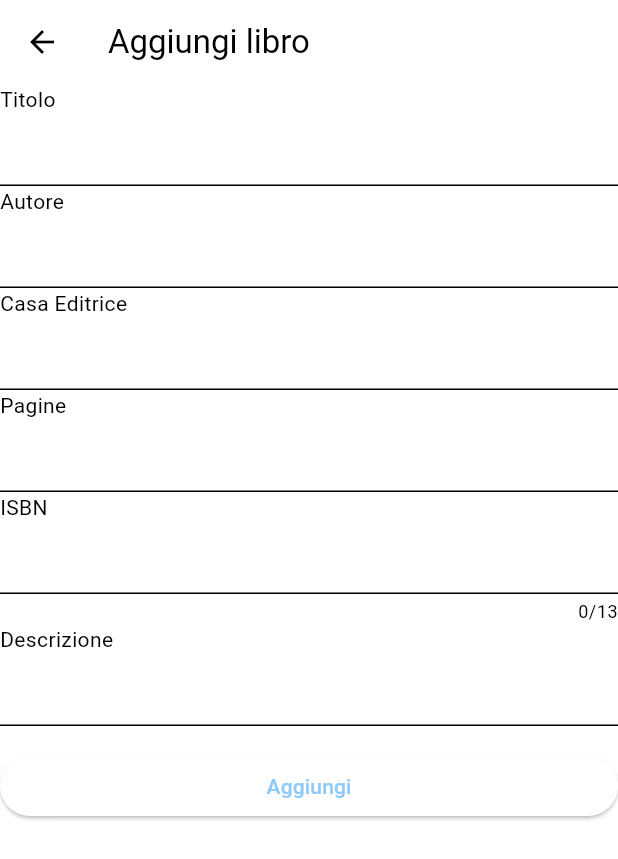
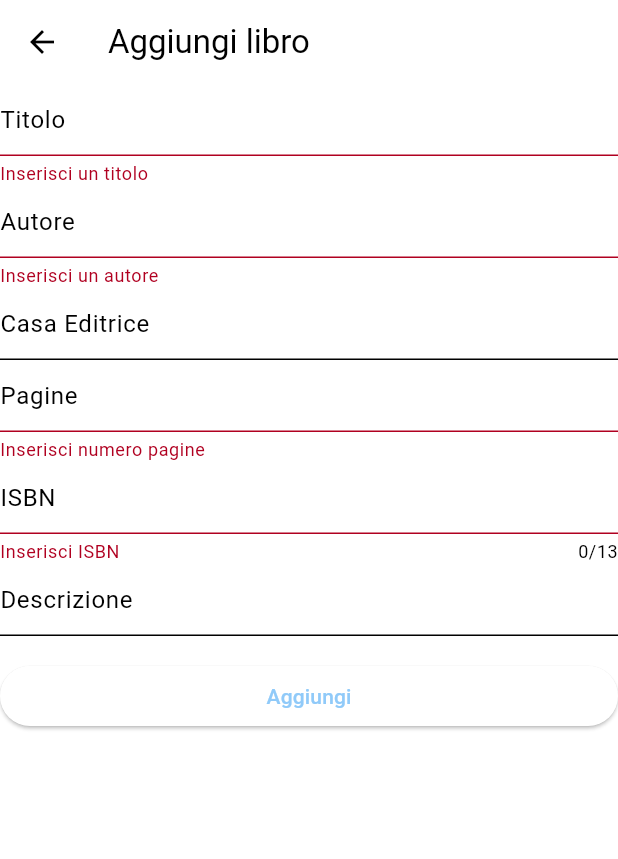
Before and after one commit to coglialoro/bookwarm, a Flutter app: the AggiungiLibroManuale screen opened directly, after a tap on "Aggiungi", on a phone screen of 412 x 824 dp. Shown: the top 859 px of the screen. Run offline on Flutter 3.47's test engine with Material 3 defaults, Android fonts, the light colour scheme and no system bars; our stand-ins replace hive, hive_flutter; missing offline and left inert: flutter_barcode_scanner; accounts and stored records are empty.

Commit message:
Sistemato bug copertina. Aggiunta validazione form aggiunta libro manuale

```diff
--- a/lib/schermate/aggiungi_libro_manuale.dart
+++ b/lib/schermate/aggiungi_libro_manuale.dart
@@ -11,6 +11,8 @@ class AggiungiLibroManuale extends StatefulWidget {
 }
 
 class _AggiungiLibroManualeState extends State<AggiungiLibroManuale> {
+  final formKey = GlobalKey<FormState>();
+
   final controllerTitolo = TextEditingController();
   final controllerAutore = TextEditingController();
   final controllerCasaEditrice = TextEditingController();
@@ -43,39 +45,70 @@ class _AggiungiLibroManualeState extends State<AggiungiLibroManuale> {
       appBar: AppBar(
         title: const Text("Aggiungi libro"),
       ),
-      body: ListView(
+      body: Form(
+        key: formKey,
+        child: ListView(
           children: [
-          const Text("Titolo"),
-          TextField(
+            TextFormField(
               controller: controllerTitolo,
+              decoration: const InputDecoration(hintText: "Titolo"),
+              validator: (value) {
+                if (value == null || value.isEmpty) {
+                  return "Inserisci un titolo";
+                }
+                return null;
+              },
             ),
-          const Text("Autore"),
-          TextField(
+            TextFormField(
               controller: controllerAutore,
+              decoration: const InputDecoration(hintText: "Autore"),
+              validator: (value) {
+                if (value == null || value.isEmpty) {
+                  return "Inserisci un autore";
+                }
+                return null;
+              },
             ),
-          const Text("Casa Editrice"),
-          TextField(
+            TextFormField(
               controller: controllerCasaEditrice,
+              decoration: const InputDecoration(hintText: "Casa Editrice"),
             ),
-          const Text("Pagine"),
-          TextField(
+            TextFormField(
               controller: controllerPagine,
               keyboardType: TextInputType.number,
               inputFormatters: [FilteringTextInputFormatter.digitsOnly],
+              decoration: const InputDecoration(hintText: "Pagine"),
+              validator: (value) {
+                if (value == null || value.isEmpty) {
+                  return "Inserisci numero pagine";
+                }
+                return null;
+              },
             ),
-          const Text("ISBN"),
-          TextField(
+            TextFormField(
               controller: controllerIsbn,
               maxLength: 13,
+              keyboardType: TextInputType.number,
               inputFormatters: [FilteringTextInputFormatter.digitsOnly],
+              decoration: const InputDecoration(hintText: "ISBN"),
+              validator: (value) {
+                if (value == null || value.isEmpty) {
+                  return "Inserisci ISBN";
+                }
+                if (value.length < 13) {
+                  return "ISBN deve avere 13 caratteri";
+                }
+                return null;
+              },
             ),
-          const Text("Descrizione"),
-          TextField(
+            TextFormField(
               controller: controllerDescrizione,
+              decoration: const InputDecoration(hintText: "Descrizione"),
             ),
             const Padding(padding: EdgeInsets.all(8)),
             ElevatedButton(
                 onPressed: () async {
+                  if (formKey.currentState!.validate()) {
                     final libro = Libro(
                       titolo: controllerTitolo.value.text,
                       autore: controllerAutore.value.text,
@@ -86,10 +119,12 @@ class _AggiungiLibroManualeState extends State<AggiungiLibroManuale> {
                     );
                     libri.add(libro);
                     Navigator.pop(context);
+                  }
                 },
                 child: const Text("Aggiungi"))
           ],
         ),
+      ),
     );
   }
 }
--- a/lib/schermate/dettagli_libro.dart
+++ b/lib/schermate/dettagli_libro.dart
@@ -42,8 +42,15 @@ class DettagliLibro extends StatelessWidget {
               ),
             ),
           ),
-          Text(libro.casaEditice ?? ""),
-          Text(libro.descrizione ?? ""),
+          Row(
+            mainAxisSize: MainAxisSize.min,
+            children: [
+              const Text("Casa editrice: "),
+              Text(libro.casaEditice ?? "Non disponibile"),
+            ],
+          ),
+          const Text("Descrizione:"),
+          Text(libro.descrizione ?? "Non disponibile"),
           Row(
             mainAxisSize: MainAxisSize.min,
             children: [
--- a/lib/widgets/elemento_libro.dart
+++ b/lib/widgets/elemento_libro.dart
@@ -23,7 +23,7 @@ class ElementoLibro extends StatelessWidget {
             ? Image.network(
                 libro.copertina!,
               )
-            : const Placeholder(),
+            : const Text(""),
         onTap: () {
           Navigator.push(
             context,
```
Lines whose indentation alone changed are shown as unchanged.
